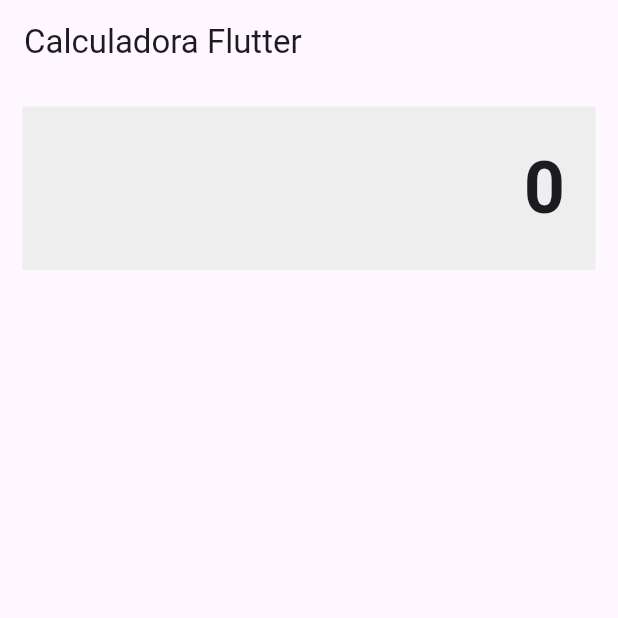
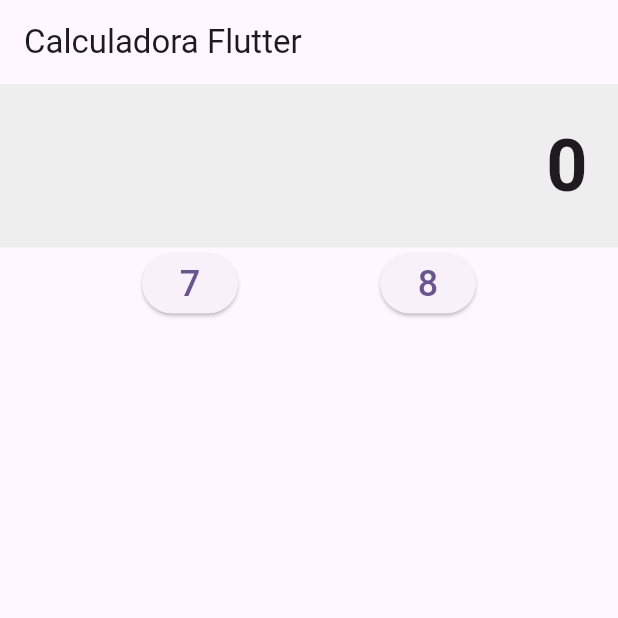
Before and after one commit to W17Code/calculadora_flutter, a Flutter app: the screen it shows after launch, on a phone screen of 412 x 824 dp, the top half of it. Run offline on Flutter 3.47's test engine with Material 3 defaults, Android fonts, the phone set to English and light mode, and no system bars.

Commit message:
Se agregan botones 7 y 8

```diff
--- a/lib/home/home.dart
+++ b/lib/home/home.dart
@@ -10,9 +10,7 @@ class MyHomePage extends StatelessWidget {
       body: Column(
         mainAxisAlignment: MainAxisAlignment.start,
         children: [
-          Padding(
-            padding: const EdgeInsets.all(15.0),
-            child: Container(
+          Container(
             width: double.infinity,
             padding: const EdgeInsets.all(20),
             color: Colors.grey[200],
@@ -22,8 +20,19 @@ class MyHomePage extends StatelessWidget {
               textAlign: TextAlign.right,
             ),
           ),
+          Row(
+            mainAxisAlignment: MainAxisAlignment.spaceEvenly,
+            children: [
+              ElevatedButton(
+                onPressed: () {},
+                child: const Text('7', style: TextStyle(fontSize: 24)),
               ),
-          // Aquí puedes añadir los botones debajo
+              ElevatedButton(
+                onPressed: () {},
+                child: const Text('8', style: TextStyle(fontSize: 24)),
+              ),
+            ],
+          ),
         ],
       ),
     );
```
Lines whose indentation alone changed are shown as unchanged.
